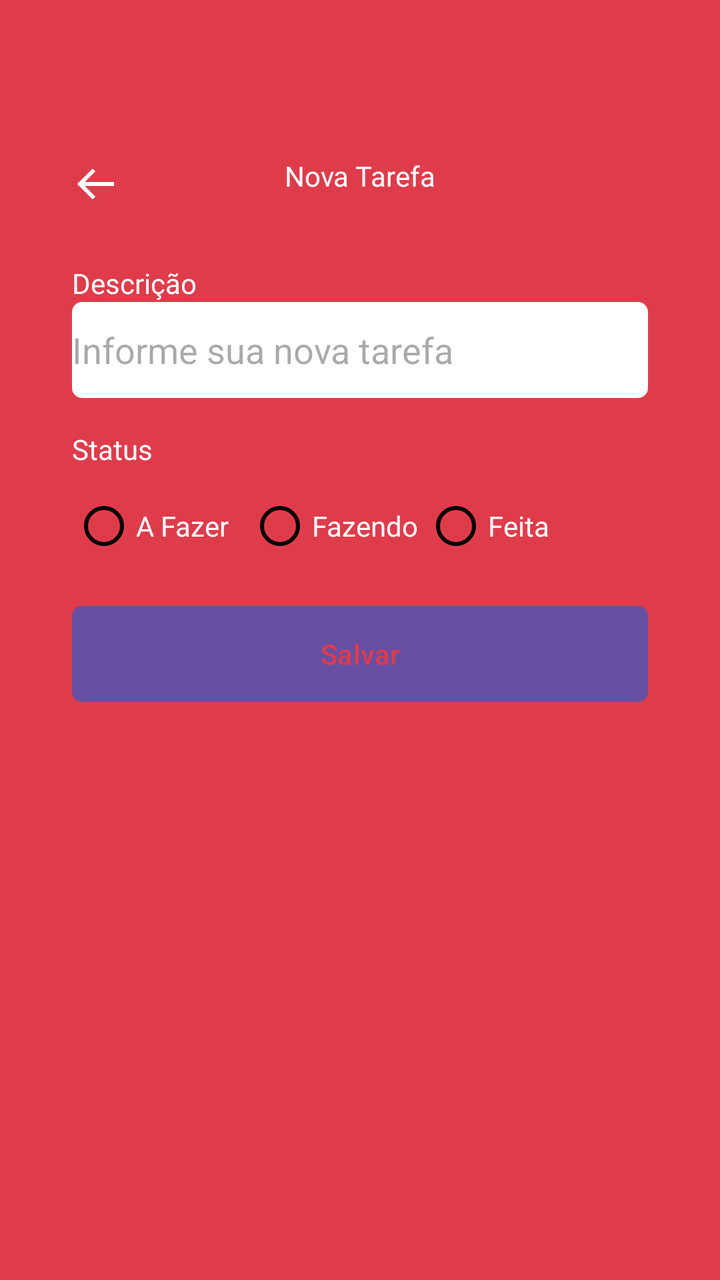
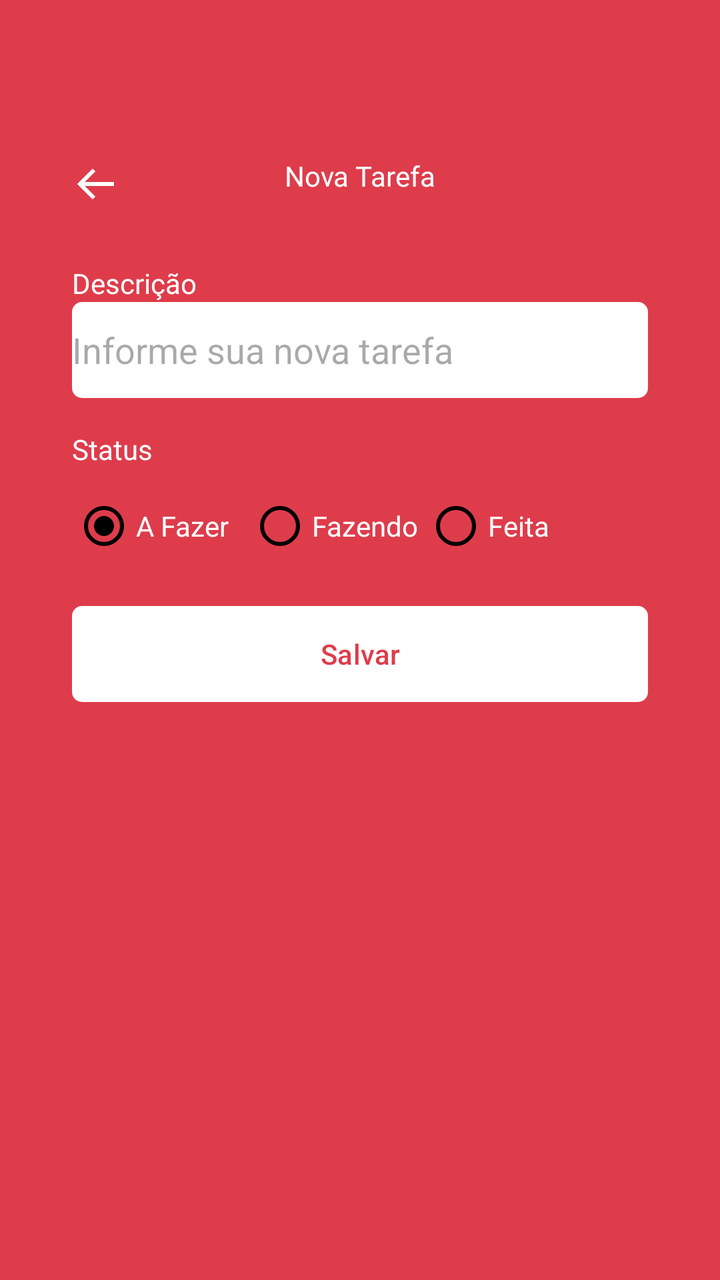

The first picture is an Android layout as it rendered before a commit; the second is the same layout after the commit. The layout source and the unified diff follow.
<!-- AndroidManifest.xml: application theme Theme.NavegabilidadeEntreAsTelas -->
<!-- res/layout/fragment_form_task.xml -->
<?xml version="1.0" encoding="utf-8"?>
<ScrollView xmlns:android="http://schemas.android.com/apk/res/android"
    xmlns:app="http://schemas.android.com/apk/res-auto"
    xmlns:tools="http://schemas.android.com/tools"
    android:layout_width="match_parent"
    android:layout_height="match_parent"
    android:fillViewport="true"
    android:padding="20dp"
    tools:context=".ui.FormTaskFragment">
    
    <LinearLayout
        android:layout_width="match_parent"
        android:layout_height="wrap_content"
        android:orientation="vertical">

        <com.google.android.material.appbar.MaterialToolbar
            android:layout_width="match_parent"
            android:layout_height="wrap_content"
            android:id="@+id/toolbar"
            app:navigationIcon="@drawable/ic_back"
            android:paddingTop="40dp">

            <TextView
                android:layout_width="wrap_content"
                android:layout_height="wrap_content"
                android:text="Nova Tarefa"
                android:textColor="@color/white"
                android:layout_gravity="center_horizontal" />

        </com.google.android.material.appbar.MaterialToolbar>

        <androidx.constraintlayout.widget.ConstraintLayout
            android:layout_width="match_parent"
            android:layout_height="wrap_content"
            android:padding="16dp">

            <TextView
                android:id="@+id/textView"
                android:layout_width="wrap_content"
                android:layout_height="wrap_content"
                android:text="Descrição"
                android:textColor="@color/white"
                app:layout_constraintStart_toStartOf="parent"
                app:layout_constraintTop_toTopOf="parent" />

            <EditText
                android:id="@+id/editTextDescricao"
                android:layout_width="match_parent"
                android:layout_height="48dp"
                android:background="@drawable/bg_edit_text"
                android:hint="Informe sua nova tarefa"
                android:importantForAutofill="no"
                android:inputType="text"
                app:layout_constraintEnd_toEndOf="parent"
                app:layout_constraintStart_toStartOf="parent"
                app:layout_constraintTop_toBottomOf="@+id/textView" />

            <TextView
                android:id="@+id/textViewStatus"
                android:layout_width="match_parent"
                android:layout_height="wrap_content"
                android:layout_marginTop="16dp"
                android:text="Status"
                android:textColor="@color/white"
                app:layout_constraintStart_toStartOf="parent"
                app:layout_constraintTop_toBottomOf="@id/editTextDescricao" />

            <RadioGroup
                android:layout_width="match_parent"
                android:layout_height="wrap_content"
                android:layout_marginTop="5dp"
                android:orientation="horizontal"
                android:id="@+id/radioGroup"
                app:layout_constraintEnd_toEndOf="parent"
                app:layout_constraintStart_toStartOf="parent"
                app:layout_constraintTop_toBottomOf="@id/textViewStatus">

                <RadioButton
                    android:layout_width="88dp"
                    android:layout_height="48dp"
                    android:buttonTint="@color/black"
                    android:id="@+id/rbTodo"
                    android:text="A Fazer"
                    android:theme="@style/MyRadioButton"
                    android:textColor="@color/white" />

                <RadioButton
                    android:layout_width="88dp"
                    android:layout_height="48dp"
                    android:buttonTint="@color/black"
                    android:id="@+id/rbDoing"
                    android:text="Fazendo"
                    android:theme="@style/MyRadioButton"
                    android:textColor="@color/white" />

                <RadioButton
                    android:layout_width="88dp"
                    android:layout_height="48dp"
                    android:buttonTint="@color/black"
                    android:id="@+id/rbDone"
                    android:text="Feita"
                    android:theme="@style/MyRadioButton"
                    android:textColor="@color/white" />
            </RadioGroup>

            <com.google.android.material.button.MaterialButton
                android:id="@+id/buttonSave"
                android:layout_width="match_parent"
                android:layout_height="wrap_content"
                android:layout_marginTop="16dp"
                android:background="@drawable/bg_btn"
                android:text="Salvar"
                android:textAllCaps="false"
                android:textColor="@color/color_default"
                android:backgroundTint="@null"
                app:layout_editor_absoluteX="16dp"
                app:layout_editor_absoluteY="221dp"
                app:layout_constraintEnd_toEndOf="parent"
                app:layout_constraintStart_toStartOf="parent"
                app:layout_constraintTop_toBottomOf="@id/radioGroup" />

            <ProgressBar
                android:layout_width="wrap_content"
                android:layout_height="wrap_content"
                android:id="@+id/progressBar"
                android:layout_marginTop="8dp"
                android:layout_gravity="center"
                android:indeterminateTint="@color/white"
                android:visibility="invisible"
                tools:layout_editor_absoluteX="152dp"
                tools:layout_editor_absoluteY="278dp"
                tools:visibility="visible"
                app:layout_constraintEnd_toEndOf="parent"
                app:layout_constraintStart_toStartOf="parent"
                app:layout_constraintTop_toBottomOf="@+id/buttonSave"/>

        </androidx.constraintlayout.widget.ConstraintLayout>
    </LinearLayout>

</ScrollView>
<!-- resources referenced by this layout -->
<resources>
  <color name="black">#FF000000</color>
  <color name="color_default">#DE3C4B</color>
  <color name="white">#FFFFFFFF</color>
  <!-- drawable bg_btn (drawable) -->
  <?xml version="1.0" encoding="utf-8"?>
  <shape xmlns:android="http://schemas.android.com/apk/res/android"
      android:shape="rectangle">
  
      <solid android:color="@color/white"/>
      <corners android:radius="5dp"/>
  </shape>
  <!-- drawable bg_edit_text (drawable) -->
  <?xml version="1.0" encoding="utf-8"?>
  <shape xmlns:android="http://schemas.android.com/apk/res/android"
      android:shape="rectangle">
  
      <solid android:color="@color/white"/>
      <corners android:radius="5dp"/>
  </shape>
  <!-- drawable ic_back (drawable) -->
  <vector xmlns:android="http://schemas.android.com/apk/res/android"
      android:width="24dp"
      android:height="24dp"
      android:viewportWidth="24"
      android:viewportHeight="24">
    <path
        android:fillColor="#FFF"
        android:pathData="M21,11H6.414l5.293,-5.293 -1.414,-1.414L2.586,12l7.707,7.707 1.414,-1.414L6.414,13H21z"/>
  </vector>
  <style name="MyRadioButton" parent="Theme.AppCompat.Light">
          <item name="colorControlNormal">@color/black</item>
          <item name="colorControlActivated">@color/green</item>
      </style>
  <style name="Theme.NavegabilidadeEntreAsTelas" parent="Base.Theme.NavegabilidadeEntreAsTelas" />
  <color name="green">#FF008000</color>
  <style name="Base.Theme.NavegabilidadeEntreAsTelas" parent="Theme.Material3.DayNight.NoActionBar">
          
          
          <item name="android:windowBackground">@color/color_default</item>
          <item name="android:colorPrimary">@color/color_default</item>
          <item name="colorPrimaryVariant">@color/color_default</item>
      </style>
</resources>

<!-- the commit's change to res/layout/fragment_form_task.xml (unified diff, before → after) -->
@@ -81,6 +81,7 @@
                     android:buttonTint="@color/black"
                     android:id="@+id/rbTodo"
                     android:text="A Fazer"
+                    android:checked="true"
                     android:theme="@style/MyRadioButton"
                     android:textColor="@color/white" />
 
@@ -112,7 +113,7 @@
                 android:text="Salvar"
                 android:textAllCaps="false"
                 android:textColor="@color/color_default"
-                android:backgroundTint="@null"
+                app:backgroundTint="@null"
                 app:layout_editor_absoluteX="16dp"
                 app:layout_editor_absoluteY="221dp"
                 app:layout_constraintEnd_toEndOf="parent"
